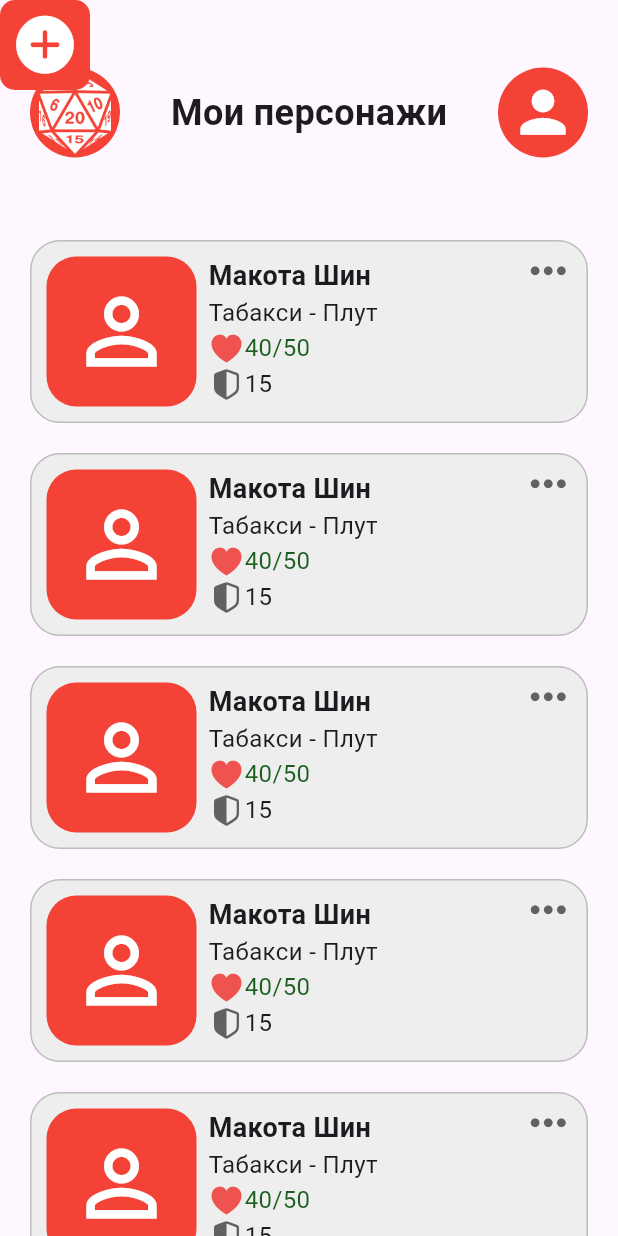
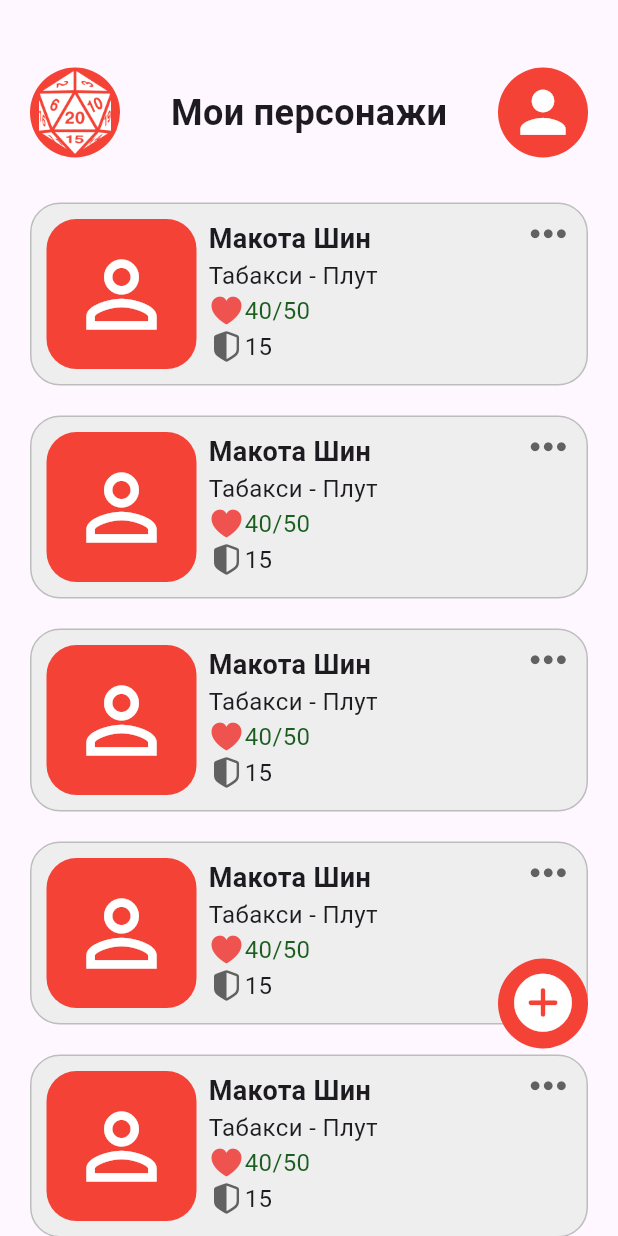
Before and after one commit to RetroZoomer/KP_Android_Front, a Flutter app: the screen it shows after launch, on a phone screen of 412 x 824 dp. Run offline on Flutter 3.47's test engine with Material 3 defaults, Android fonts, the phone set to English and light mode, and no system bars; our stand-ins replace get; missing offline and left inert: dart:js.

Commit message:
Была сверстана главная страница со списком персонажей

```diff
--- a/lib/home/main_page.dart
+++ b/lib/home/main_page.dart
@@ -16,6 +16,7 @@ class _MainPageState extends State<MainPage> {
     return Scaffold(
       body: Stack(
         children: [
+          // Список персонажей
           Column(
             children: [
               // Шапка
@@ -72,28 +73,33 @@ class _MainPageState extends State<MainPage> {
                     ),
                   )
               ),
-              // Основной контент
-              MainPageBody(),
+              // Основной контент(лист персонажей)
+              Expanded(
+                  child: SingleChildScrollView(
+                    child: MainPageBody(),
+                  )
+              ),
             ],
           ),
           // Кнопка добавления персонажа
           Positioned(
-            top: 0,
+            right: 20,
+            bottom: 125,
             child: Container(
               width: 60,
               height: 60,
               decoration: BoxDecoration(
-                borderRadius: BorderRadius.circular(10),
+                borderRadius: BorderRadius.circular(40),
                 color: Colors.red,
               ),
               child: Center(
-                child: Icon(
-                  CupertinoIcons.plus_circle_fill,
-                  color: Colors.white,
-                  size: 45,
-                ),
+              child: Icon(
+                CupertinoIcons.plus_circle_fill,
+                color: Colors.white,
+                size: 45,
               ),
             ),
+          ),
           )
         ],
       ),
--- a/lib/home/main_page_body.dart
+++ b/lib/home/main_page_body.dart
@@ -1,5 +1,11 @@
+import 'dart:js';
+import 'dart:js';
+
 import 'package:flutter/cupertino.dart';
 import 'package:flutter/material.dart';
+import 'package:get/get.dart';
+import 'package:get/get_core/src/get_main.dart';
+import 'package:kp_android/utils/dimensions.dart';
 
 class MainPageBody extends StatefulWidget {
   const MainPageBody({super.key});
@@ -14,12 +20,12 @@ class _MainPageBodyState extends State<MainPageBody> {
     return Column(
       children: [
         Container(
-          margin: EdgeInsets.only(top: 25, bottom: 15, left: 20, right: 20),
+          margin: EdgeInsets.only(bottom: 15, left: 20, right: 20),
         ),
         ListView.builder(
               physics: NeverScrollableScrollPhysics(),
               shrinkWrap: true,
-              itemCount: 10,
+              itemCount: 30,
               itemBuilder: (context, index) {
                 // рамка персонажа
                 return Container(
@@ -121,6 +127,7 @@ class _MainPageBodyState extends State<MainPageBody> {
                   ),
                 );
               }),
+
       ],
 
     );
```
Lines whose indentation alone changed are shown as unchanged.
